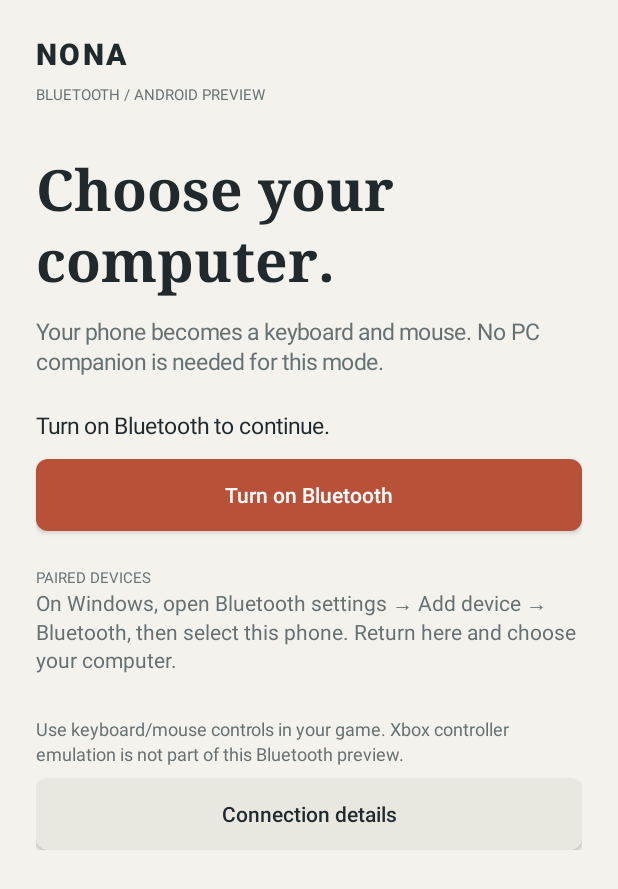
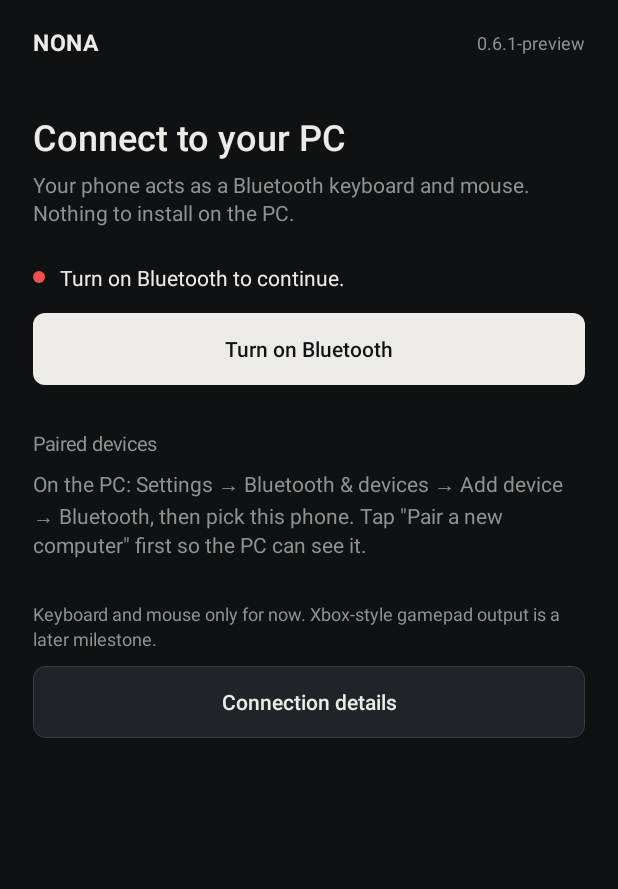
Before and after one commit to garvj65/nona, an Android app: the screen it shows after launch (MainActivity), on a phone screen of 412 x 824 dp. Shown: the top 889 px of the screen. Run offline under Robolectric (Android 15) with nearby library versions, the phone set to English and light mode, and no system bars.

Commit message:
Redesign phone controller, dashboard and Android app as one graphite system
- Colour now means state only: orange = pressed (phone controls and the dashboard's
  live binding chips), green/amber/red = link and output.
- Phone: the play surface owns the screen; status, profile, Fullscreen, Reconnect and
  Stop sit in a top bar away from the thumbs; setup is a single thin strip. Diamond face
  buttons, dimmed unmapped buttons, bottom-aligned pedals, no logo in the wheel hub,
  sentence-case labels. Flex layout so hidden strips no longer shift the play area.
- Dashboard: header shows live phone and output state instead of a tagline; removed the
  mono eyebrow, serif headline and 01/02/03 numbering; dark theme matching the phone.
- Android: dark Material theme; pairing screen rebuilt (status dot, device rows with
  state, white primary); surface uses the same palette; racing no longer draws a
  mislabelled "PEDALS" area; Play/Stop button reflects state.

Checks: 55 Python, 23 Node, 18/18 browser smoke (system Chrome), 13 native JVM,
Kotlin typecheck for debug and release.

Co-Authored-By: Claude Opus 5.5 <noreply@anthropic.com>
Claude-Session: https://claude.ai/code/session_01LcTqppoiLfLZwyVpZxaFTg

```diff
--- a/android/app/src/main/java/dev/nona/controller/MainActivity.kt
+++ b/android/app/src/main/java/dev/nona/controller/MainActivity.kt
@@ -35,11 +35,16 @@ class MainActivity : Activity(), SensorEventListener {
     private val sensors by lazy { getSystemService(SensorManager::class.java) }
     private val gyro by lazy { sensors?.getDefaultSensor(Sensor.TYPE_GYROSCOPE) }
     private val preferences by lazy { getSharedPreferences("nona-controls", MODE_PRIVATE) }
-    private val background = Color.rgb(244,242,237)
-    private val ink = Color.rgb(32,41,43)
-    private val muted = Color.rgb(102,113,113)
-    private val accent = Color.rgb(185,81,56)
-    private val dark = Color.rgb(21,31,33)
+    // One system with the web controller: graphite, white primary, colour only for state.
+    private val bg = Color.rgb(15,17,19)
+    private val raised = Color.rgb(32,36,40)
+    private val line = Color.rgb(54,61,67)
+    private val ink = Color.rgb(236,235,231)
+    private val muted = Color.rgb(141,147,145)
+    private val ok = Color.rgb(62,207,110)
+    private val warn = Color.rgb(227,163,58)
+    private val stopRed = Color.rgb(239,79,79)
+    private val dark = bg
     private var hostsSignature = ""
 
     private fun dp(value: Int) = (value*resources.displayMetrics.density).toInt()
@@ -51,8 +56,9 @@ class MainActivity : Activity(), SensorEventListener {
     }
     private fun button(value: String, primary: Boolean = false, action: () -> Unit) = Button(this).apply {
         text=value;isAllCaps=false;textSize=14f;typeface=Typeface.create("sans-serif-medium",Typeface.NORMAL)
-        setTextColor(if(primary)Color.WHITE else ink)
-        background=shape(if(primary)accent else Color.rgb(232,232,225))
+        stateListAnimator=null;elevation=0f
+        setTextColor(if(primary)bg else ink)
+        background=if(primary)shape(ink) else shape(raised,line)
         minHeight=dp(48);setPadding(dp(16),dp(8),dp(16),dp(8));setOnClickListener{action()}
     }
     private fun LinearLayout.space(height: Int) { addView(View(this@MainActivity),LinearLayout.LayoutParams(1,dp(height))) }
@@ -111,7 +117,7 @@ class MainActivity : Activity(), SensorEventListener {
 
     private fun shell(color: Int): LinearLayout {
         window.statusBarColor=color;window.navigationBarColor=color
-        window.decorView.systemUiVisibility=if(color==background)View.SYSTEM_UI_FLAG_LIGHT_STATUS_BAR else 0
+        window.decorView.systemUiVisibility=0
         root=LinearLayout(this).apply { orientation=LinearLayout.VERTICAL;setBackgroundColor(color) }
         root.setOnApplyWindowInsetsListener { view, insets ->
             if(Build.VERSION.SDK_INT>=30){val bars=insets.getInsets(WindowInsets.Type.systemBars());view.setPadding(bars.left,bars.top,bars.right,bars.bottom)}
@@ -121,43 +127,65 @@ class MainActivity : Activity(), SensorEventListener {
         setContentView(root);root.requestApplyInsets();return root
     }
 
+    private fun statusColor()=when{
+        link.ready->ok
+        link.status.stage in setOf("permission","unsupported","error","disabled")->stopRed
+        else->warn
+    }
+    private fun dot(color: Int)=View(this).apply{background=GradientDrawable().apply{shape=GradientDrawable.OVAL;setColor(color)}}
+
     private fun renderPairing() {
         if(inController)return
-        val outer=shell(background)
-        val content=LinearLayout(this).apply { orientation=LinearLayout.VERTICAL;setPadding(dp(24),dp(22),dp(24),dp(24)) }
+        val outer=shell(bg)
+        val content=LinearLayout(this).apply { orientation=LinearLayout.VERTICAL;setPadding(dp(22),dp(18),dp(22),dp(24)) }
         val scroll=ScrollView(this);scroll.addView(content);outer.addView(scroll)
-        content.full(text("NONA",20f).apply{typeface=Typeface.create("sans-serif-black",Typeface.NORMAL);letterSpacing=.08f})
-        content.space(7);content.full(text(if(link.preview)"UI PREVIEW · NO BLUETOOTH OUTPUT" else "BLUETOOTH / ANDROID PREVIEW",10f,muted))
-        content.space(30)
-        content.full(text("Choose your\ncomputer.",38f).apply{typeface=Typeface.create("serif",Typeface.BOLD)})
-        content.space(12);content.full(text("Your phone becomes a keyboard and mouse. No PC companion is needed for this mode.",15f,muted))
-        content.space(22)
-        content.full(text(link.status.message,15f).apply{id=R.id.link_status})
-        content.space(12)
+        val top=LinearLayout(this).apply{orientation=LinearLayout.HORIZONTAL;gravity=Gravity.CENTER_VERTICAL}
+        top.addView(text("NONA",15f).apply{typeface=Typeface.create("sans-serif",Typeface.BOLD);letterSpacing=.04f},LinearLayout.LayoutParams(0,-2,1f))
+        top.addView(text(if(link.preview)"UI preview · no Bluetooth output" else "${BuildConfig.VERSION_NAME}",12f,muted))
+        content.full(top)
+        content.space(36)
+        content.full(text("Connect to your PC",24f).apply{typeface=Typeface.create("sans-serif-medium",Typeface.NORMAL)})
+        content.space(6);content.full(text("Your phone acts as a Bluetooth keyboard and mouse. Nothing to install on the PC.",14f,muted))
+        content.space(24)
+        val state=LinearLayout(this).apply{orientation=LinearLayout.HORIZONTAL;gravity=Gravity.CENTER_VERTICAL}
+        state.addView(dot(statusColor()),LinearLayout.LayoutParams(dp(8),dp(8)).apply{rightMargin=dp(10)})
+        state.addView(text(link.status.message,14f).apply{id=R.id.link_status},LinearLayout.LayoutParams(0,-2,1f))
+        content.full(state)
+        content.space(14)
         if(!link.status.registered){
             val title=when{!allowed()->"Allow Bluetooth";link.status.stage=="disabled"->"Turn on Bluetooth";link.status.stage=="preparing"->"Retry Bluetooth setup";else->"Set up Bluetooth"}
             content.full(button(title,true){prepareBluetooth()}.apply{id=R.id.link_action})
-        }else{
+        }else if(!link.ready){
             content.full(button("Pair a new computer"){pairNewComputer()}.apply{id=R.id.link_action})
         }
-        content.space(24);content.full(text("PAIRED DEVICES",10f,muted))
+        if(link.ready){
+            content.full(button("Open controller",true){openController()}.apply{id=R.id.open_controller})
+        }
+        content.space(30);content.full(text("Paired devices",13f,muted))
+        content.space(8)
         val hosts=link.computers();hostsSignature=hosts.joinToString{it.address}
         val list=LinearLayout(this).apply{orientation=LinearLayout.VERTICAL;id=R.id.host_list}
-        if(hosts.isEmpty())list.addView(text("On Windows, open Bluetooth settings → Add device → Bluetooth, then select this phone. Return here and choose your computer.",14f,muted))
+        if(hosts.isEmpty())list.addView(text("On the PC: Settings → Bluetooth & devices → Add device → Bluetooth, then pick this phone. Tap \"Pair a new computer\" first so the PC can see it.",14f,muted))
         for(host in hosts){
             val connected=link.status.host?.address==host.address&&link.ready
-            list.addView(button(if(connected)"${host.name} · Connected" else host.name){session.pause();link.connect(host)}.apply{
-                isEnabled=link.status.registered&&link.status.stage!="connecting"
+            val enabled=link.status.registered&&link.status.stage!="connecting"
+            val row=LinearLayout(this).apply{
+                orientation=LinearLayout.HORIZONTAL;gravity=Gravity.CENTER_VERTICAL;setPadding(dp(16),0,dp(16),0)
+                background=shape(raised,if(connected)ok else line);isClickable=true;isFocusable=true;isEnabled=enabled;alpha=if(enabled)1f else .5f
                 contentDescription="Connect to ${host.name}"
-            },LinearLayout.LayoutParams(-1,dp(52)).apply{bottomMargin=dp(8)})
+                setOnClickListener{if(isEnabled){session.pause();link.connect(host)}}
+            }
+            row.addView(text(host.name,15f),LinearLayout.LayoutParams(0,-2,1f))
+            row.addView(text(if(connected)"Connected" else "Connect",13f,if(connected)ok else muted))
+            list.addView(row,LinearLayout.LayoutParams(-1,dp(56)).apply{bottomMargin=dp(8)})
         }
         content.full(list)
         if(link.ready){
-            content.space(12);content.full(button("Open controller",true){openController()}.apply{id=R.id.open_controller})
-            content.space(10);content.full(button("Disconnect"){session.pause();link.disconnect()})
+            content.space(4);content.full(button("Disconnect"){session.pause();link.disconnect()})
+            content.space(8);content.full(button("Pair a new computer"){pairNewComputer()})
         }
-        content.space(28);content.full(text("Use keyboard/mouse controls in your game. Xbox controller emulation is not part of this Bluetooth preview.",12f,muted))
-        content.space(8)
+        content.space(28);content.full(text("Keyboard and mouse only for now. Xbox-style gamepad output is a later milestone.",12f,muted))
+        content.space(10)
         content.full(button("Connection details"){showDetails()})
     }
 
@@ -231,9 +259,13 @@ class MainActivity : Activity(), SensorEventListener {
     }
     private fun updateController(message:String?=null) {
         if(!inController)return
-        findViewById<Button>(R.id.play_stop)?.text=if(session.active)"Stop" else "Play"
+        findViewById<Button>(R.id.play_stop)?.apply{
+            text=if(session.active)"Stop" else "Play"
+            background=if(session.active)shape(Color.TRANSPARENT,stopRed) else shape(ink)
+            setTextColor(if(session.active)stopRed else bg)
+        }
         findViewById<Button>(R.id.play_stop)?.isEnabled=link.ready
-        findViewById<TextView>(R.id.controller_status)?.text=message?:if(session.active)"${link.status.host?.name} · Playing${if(gyroActive())" · Gyro assist" else ""}" else "Paused · Focus your game on the PC, then tap Play"
+        findViewById<TextView>(R.id.controller_status)?.text=message?:if(session.active)"${link.status.host?.name} · Playing${if(gyroActive())" · Gyro assist" else ""}" else "Paused · focus your game on the PC, then tap Play"
     }
     private fun backToDevices() {
         pauseInput();inController=false;surface=null;requestedOrientation=ActivityInfo.SCREEN_ORIENTATION_UNSPECIFIED;renderPairing()
--- a/android/app/src/main/res/values/styles.xml
+++ b/android/app/src/main/res/values/styles.xml
@@ -1,10 +1,13 @@
 <resources>
-    <style name="Theme.Nona" parent="android:style/Theme.Material.Light.NoActionBar">
+    <!-- Dark Material base so dialogs, spinners and checkboxes match the graphite screens. -->
+    <style name="Theme.Nona" parent="android:style/Theme.Material.NoActionBar">
         <item name="android:fontFamily">sans</item>
-        <item name="android:colorAccent">#B95138</item>
-        <item name="android:windowLightStatusBar">true</item>
-        <item name="android:statusBarColor">#F4F2ED</item>
-        <item name="android:navigationBarColor">#F4F2ED</item>
+        <item name="android:colorAccent">#ECEBE7</item>
+        <item name="android:colorBackground">#0F1113</item>
+        <item name="android:windowBackground">@android:color/black</item>
+        <item name="android:windowLightStatusBar">false</item>
+        <item name="android:statusBarColor">#0F1113</item>
+        <item name="android:navigationBarColor">#0F1113</item>
         <item name="android:windowActionModeOverlay">true</item>
     </style>
 </resources>
```
Also changed, not shown: android/app/src/main/java/dev/nona/controller/ControllerSurface.kt (+29 -20 lines), 7 other files.
